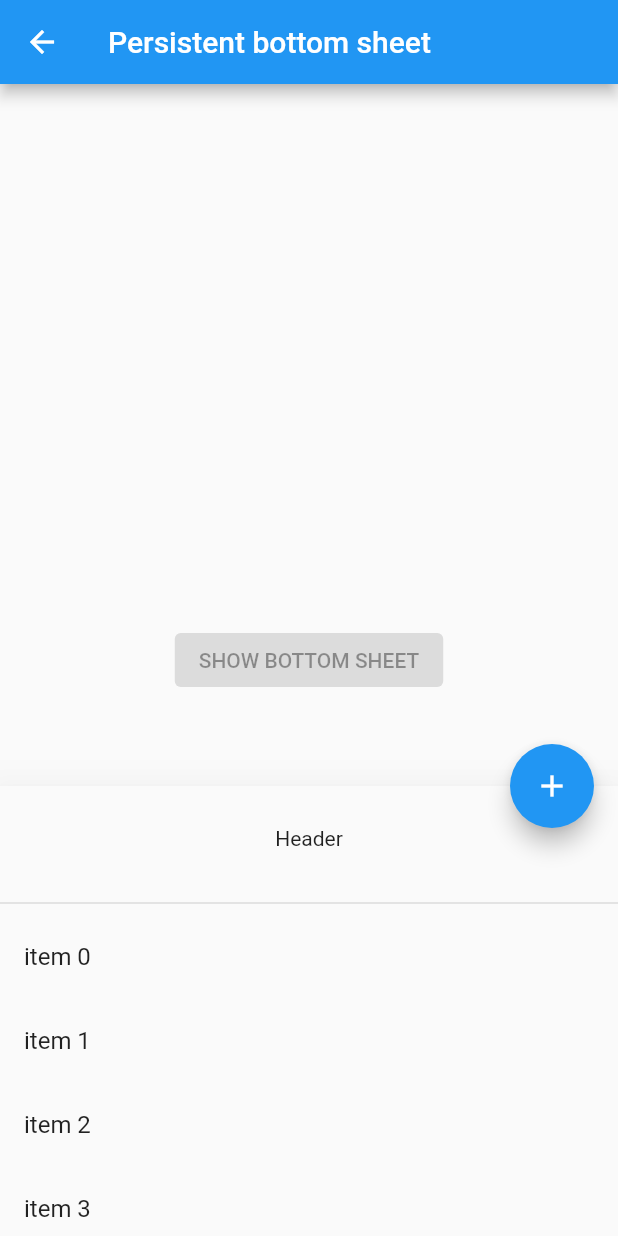
After one commit to mbkim95/flutter-tutorial, a Flutter app: the BottomSheetDemo screen opened by its route, after a tap on "SHOW BOTTOM SHEET", on a phone screen of 412 x 824 dp. The commit adds this screen. Run offline on Flutter 3.47's test engine with Material 2 defaults, Android fonts, the phone set to English and light mode, and no system bars.

Commit message:
Add Bottom Sheet Demo

```diff
--- /dev/null
+++ b/lib/bottom_sheet_demo.dart
@@ -0,0 +1,127 @@
+import 'package:flutter/material.dart';
+
+class BottomSheetDemo extends StatefulWidget {
+  const BottomSheetDemo({Key? key}) : super(key: key);
+
+  @override
+  _BottomSheetDemoState createState() => _BottomSheetDemoState();
+}
+
+class _BottomSheetDemoState extends State<BottomSheetDemo> {
+  @override
+  Widget build(BuildContext context) {
+    return Scaffold(
+      appBar: AppBar(
+        title: Text('Persistent bottom sheet'),
+      ),
+      floatingActionButton: FloatingActionButton(
+        child: Icon(Icons.add),
+        onPressed: () {},
+      ),
+      body: _PersistetBottomSheetDemo(),
+    );
+  }
+}
+
+class _BottomSheetContent extends StatelessWidget {
+  @override
+  Widget build(BuildContext context) {
+    return SizedBox(
+      height: 300,
+      child: Column(
+        children: [
+          SizedBox(
+            height: 70,
+            child: Center(
+              child: Text(
+                'Header',
+                textAlign: TextAlign.center,
+              ),
+            ),
+          ),
+          const Divider(
+            thickness: 1,
+          ),
+          Expanded(
+              child: ListView.builder(
+            itemCount: 21,
+            itemBuilder: (context, index) {
+              return ListTile(
+                title: Text('item $index'),
+              );
+            },
+          ))
+        ],
+      ),
+    );
+  }
+}
+
+class _PersistetBottomSheetDemo extends StatefulWidget {
+  const _PersistetBottomSheetDemo({Key? key}) : super(key: key);
+
+  @override
+  _PersistetBottomSheetDemoState createState() =>
+      _PersistetBottomSheetDemoState();
+}
+
+class _PersistetBottomSheetDemoState extends State<_PersistetBottomSheetDemo> {
+  VoidCallback? _showBottomSheetCallback;
+
+  @override
+  void initState() {
+    super.initState();
+    _showBottomSheetCallback = _showPersistentBottomSheet;
+  }
+
+  void _showPersistentBottomSheet() {
+    setState(() {
+      _showBottomSheetCallback = null;
+    });
+
+    Scaffold.of(context)
+        .showBottomSheet((context) {
+          return _BottomSheetContent();
+        }, elevation: 25)
+        .closed
+        .whenComplete(() {
+          if (mounted) {
+            setState(() {
+              _showBottomSheetCallback = _showPersistentBottomSheet;
+            });
+          }
+        });
+  }
+
+  @override
+  Widget build(BuildContext context) {
+    return Center(
+      child: ElevatedButton(
+        onPressed: _showBottomSheetCallback,
+        child: Text('SHOW BOTTOM SHEET'),
+      ),
+    );
+  }
+}
+
+class _ModalBottomSheetDemo extends StatelessWidget {
+  void _showModalBottomSheet(BuildContext context) {
+    showModalBottomSheet<void>(
+        context: context,
+        builder: (context) {
+          return _BottomSheetContent();
+        });
+  }
+
+  @override
+  Widget build(BuildContext context) {
+    return Center(
+      child: ElevatedButton(
+        onPressed: () {
+          _showModalBottomSheet(context);
+        },
+        child: Text('SHOW BOTTOM SHEET'),
+      ),
+    );
+  }
+}
--- a/lib/main.dart
+++ b/lib/main.dart
@@ -5,6 +5,7 @@ import 'package:flutter_gallery/bottom_app_bar_demo.dart';
 import 'app_bar_demo.dart';
 import 'banner_demo.dart';
 import 'bottom_navigation_demo.dart';
+import 'bottom_sheet_demo.dart';
 
 void main() {
   runApp(MyApp());
@@ -23,6 +24,7 @@ class MyApp extends StatelessWidget {
         '/banner': (_) => BannerDemo(),
         '/bottom_app_bar': (_) => BottomAppBarDemo(),
         '/bottom_navigation': (_) => BottomNavigationDemo(),
+        '/bottom_sheet': (_) => BottomSheetDemo(),
       },
     );
   }
@@ -46,6 +48,7 @@ class DemoPage extends StatelessWidget {
           _renderDemoItem(context, "Bottom App bar Demo", "/bottom_app_bar"),
           _renderDemoItem(
               context, "Bottom Navigation Demo", "/bottom_navigation"),
+          _renderDemoItem(context, "Bottom Sheet Demo", "/bottom_sheet"),
         ],
       ),
     );
```
